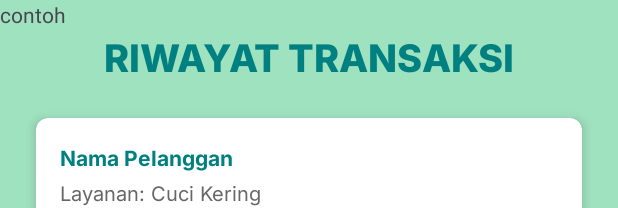
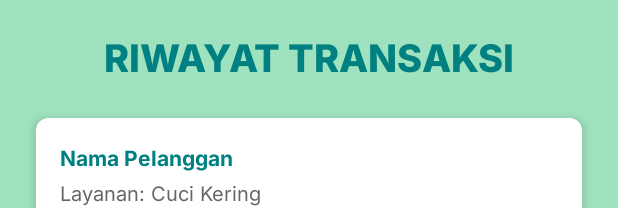
Before and after one commit to antherakr/laundry-android, an Android app: the layout activity_riwayat.xml on its own in the app's theme, with its tools: preview values and no code run, on a phone screen of 412 x 824 dp. Shown: the top 208 px of the screen. Run offline under Robolectric (Android 15) with nearby library versions, the phone set to English and light mode, and no system bars.

Commit message:
riwayat baris 27-30

```diff
--- a/app/src/main/res/layout/activity_riwayat.xml
+++ b/app/src/main/res/layout/activity_riwayat.xml
@@ -24,11 +24,6 @@
         app:layout_constraintStart_toStartOf="parent"
         app:layout_constraintTop_toTopOf="parent" />
 
-    <TextView
-        android:layout_width="match_parent"
-        android:layout_height="match_parent"
-        android:text="contoh"/>
-
     <!-- RecyclerView untuk Menampilkan List Riwayat -->
     <androidx.recyclerview.widget.RecyclerView
         android:id="@+id/rvRiwayat"
```
